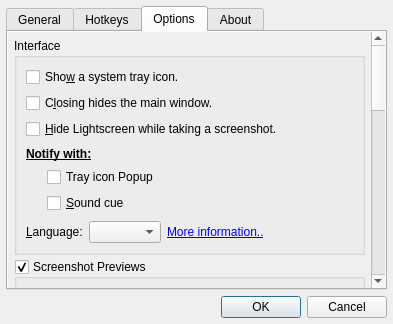
Before: the Qt Designer form dialogs/optionsdialog.ui in ckaiser/Lightscreen, drawn with Qt 5.
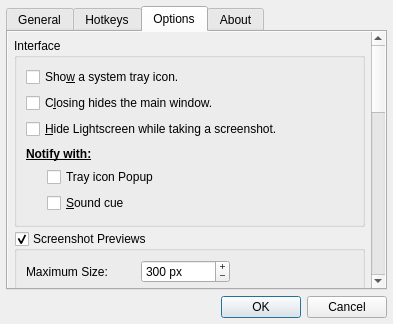
After: the same form once the commit is applied. The open tabs and pages were chosen to show the change. Custom widgets are drawn as their Qt base class.

Commit message: Final stretch, translations gone for now.

```diff
--- a/dialogs/optionsdialog.ui
+++ b/dialogs/optionsdialog.ui
@@ -608,7 +608,7 @@
             <x>0</x>
             <y>0</y>
             <width>358</width>
-            <height>803</height>
+            <height>775</height>
            </rect>
           </property>
           <layout class="QVBoxLayout" name="verticalLayout_5">
@@ -733,50 +733,6 @@
                 </item>
                </layout>
               </item>
-              <item>
-               <layout class="QHBoxLayout" name="languageLayout">
-                <item>
-                 <widget class="QLabel" name="languageLabel">
-                  <property name="text">
-                   <string>&amp;Language:</string>
-                  </property>
-                  <property name="buddy">
-                   <cstring>languageComboBox</cstring>
-                  </property>
-                 </widget>
-                </item>
-                <item>
-                 <widget class="QComboBox" name="languageComboBox">
-                  <property name="focusPolicy">
-                   <enum>Qt::NoFocus</enum>
-                  </property>
-                 </widget>
-                </item>
-                <item>
-                 <widget class="QLabel" name="moreInformationLabel">
-                  <property name="whatsThis">
-                   <string>Click here to go to the Lightscreen homepage to learn more about translations.</string>
-                  </property>
-                  <property name="text">
-                   <string>&lt;a href=&quot;http://lightscreen.sourceforge.net/translation&quot;&gt;More information..&lt;/a&gt;</string>
-                  </property>
-                 </widget>
-                </item>
-                <item>
-                 <spacer name="languageSpacer">
-                  <property name="orientation">
-                   <enum>Qt::Horizontal</enum>
-                  </property>
-                  <property name="sizeHint" stdset="0">
-                   <size>
-                    <width>40</width>
-                    <height>0</height>
-                   </size>
-                  </property>
-                 </spacer>
-                </item>
-               </layout>
-              </item>
              </layout>
             </widget>
            </item>
```
Left out of the diff: 5 changed lines with no effect on the pictures. The commit also changes 28 other files.
